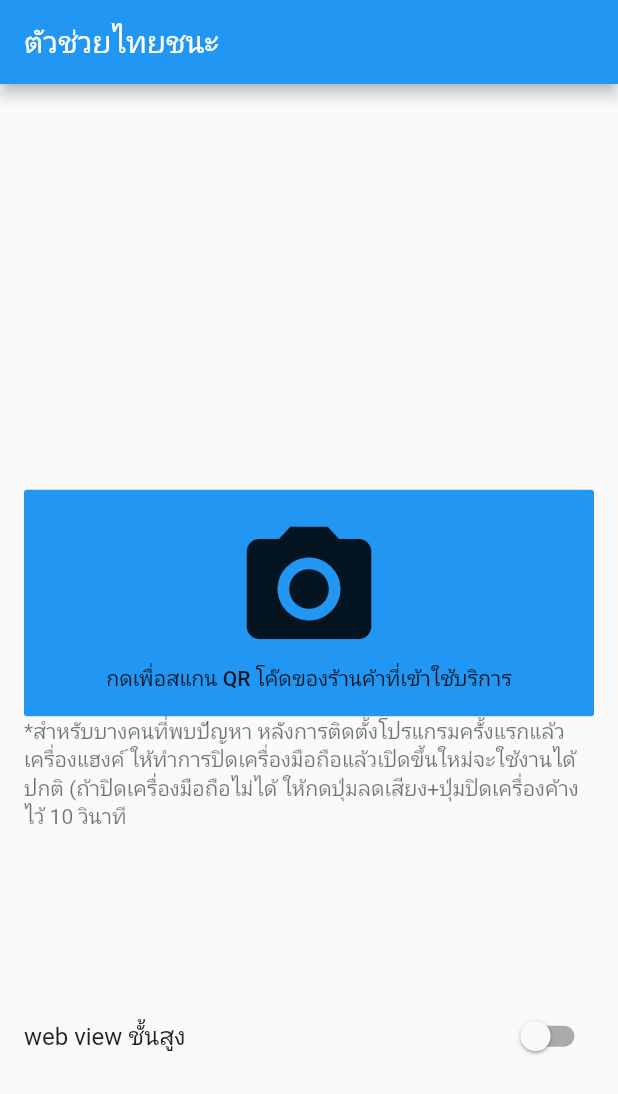
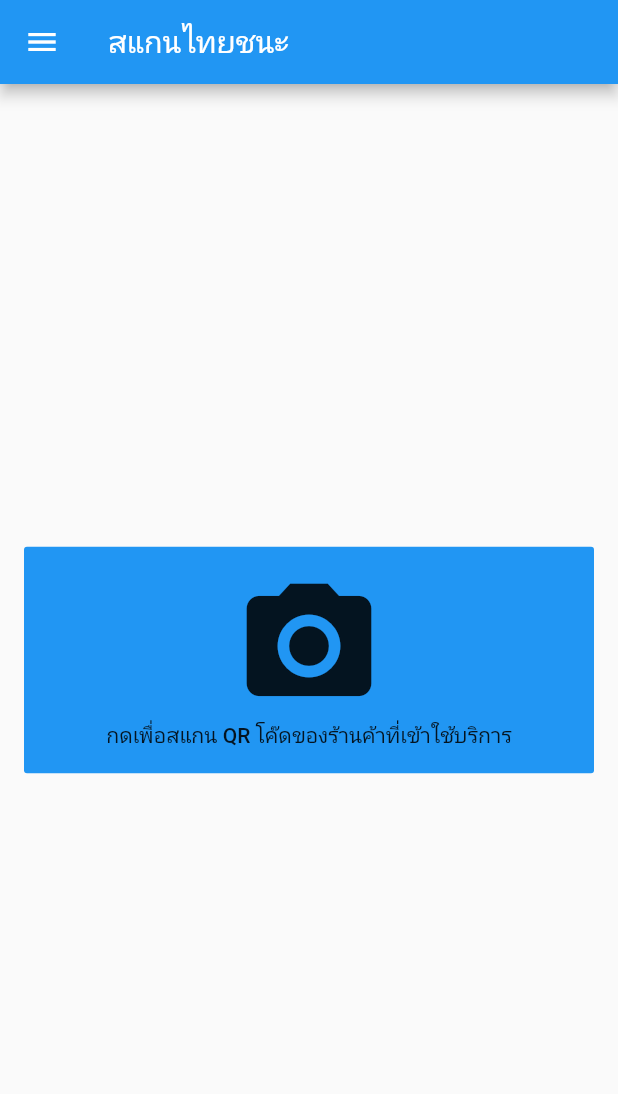
Before and after one commit to chartchuo/thaichana_helper, a Flutter app: the screen it shows after launch, on a phone screen of 412 x 824 dp. Shown: the top 1094 px of the screen. Run offline on Flutter 3.47's test engine with Material 2 defaults, Android fonts, the phone set to English and light mode, and no system bars; our stand-ins replace permission_handler, shared_preferences, webview_flutter; missing offline and left inert: flutter_qr_reader, flutter_webview_plugin.

```diff
--- a/lib/main.dart
+++ b/lib/main.dart
@@ -59,30 +59,41 @@ class _HomePageState extends State<HomePage> {
   Widget build(BuildContext context) {
     return Scaffold(
       appBar: AppBar(
-        title: const Text('ตัวช่วยไทยชนะ'),
+        title: const Text('สแกนไทยชนะ'),
+      ),
+      drawer: Drawer(
+        child: ListView(
+          padding: EdgeInsets.zero,
+          children: [
+            DrawerHeader(
+              child: Center(
+                child: Image(image: AssetImage('assets/icon/icon.png')),
+              ),
+              decoration: BoxDecoration(
+                color: Colors.blue,
+              ),
+            ),
+            SwitchListTile(
+              title: Text('การใช้งานขั้นสูง'),
+              value: webviewAdv,
+              onChanged: (value) {
+                _setAdvWebview(value);
+                _savePreference();
+              },
+            ),
+            ListTile(
+              title: Text('เกียวกับสแกนไทยชนะ'),
+              onTap: () {
+                showDialog(context: context, builder: aboutBuilder);
+              },
+            ),
+          ],
+        ),
       ),
       body: Center(
         child: Column(
           mainAxisAlignment: MainAxisAlignment.spaceEvenly,
           children: <Widget>[
-            ListTile(
-              title: Column(
-                children: <Widget>[
-                  // Text("ขั้นตอน"),
-                  // FlatButton(
-                  //   padding: EdgeInsets.all(16),
-                  //   onPressed: () async {
-                  //     await Navigator.pushNamed(context, webviewRoute,
-                  //         arguments: ScanedUrl(
-                  //             'https://qr.thaichana.com/?appId=0001&shopId=S0000000003'));
-                  //   },
-                  //   child: Text(
-                  //       "1.กดเพื่อลงทะเบียน(ครั้งแรก) และ ลองเช็คอิน/เช๊คเอาท์"),
-                  //   color: Colors.grey,
-                  // ),
-                ],
-              ),
-            ),
             ListTile(
               title: FlatButton(
                 padding: EdgeInsets.all(16),
@@ -113,16 +124,6 @@ class _HomePageState extends State<HomePage> {
                 ),
                 color: Colors.blue,
               ),
-              subtitle: Text(
-                  '*สำหรับบางคนที่พบปัญหา หลังการติดตั้งโปรแกรมครั้งแรกแล้วเครื่องแฮงค์ ให้ทำการปิดเครื่องมือถือแล้วเปิดขึ้นใหม่จะใช้งานได้ปกติ (ถ้าปิดเครื่องมือถือไม่ได้ ให้กดปุ่มลดเสียง+ปุ่มปิดเครื่องค้างไว้ 10 วินาที'),
-            ),
-            SwitchListTile(
-              title: Text('web view ชั้นสูง'),
-              value: webviewAdv,
-              onChanged: (value) {
-                _setAdvWebview(value);
-                _savePreference();
-              },
             ),
           ],
         ),
@@ -161,3 +162,38 @@ class _HomePageState extends State<HomePage> {
     }
   }
 }
+
+Widget aboutBuilder(BuildContext context) {
+  return AlertDialog(
+    title: Text('เกี่ยวกับ สแกนไทยชนะ'),
+    content: SingleChildScrollView(
+      child: ListBody(
+        children: [
+          ListTile(
+            title: Text(
+                'ตัวช่วยสแกน สำหรับ check in และ check out ไทยชนะ QR code'),
+          ),
+          ListTile(
+            subtitle: Text('- รวดเร็ว ลดขั้นตอนการ check in / check out'),
+          ),
+          ListTile(
+            subtitle: Text(
+                '- เพิ่มความเป็นส่วนตัว เพราะมี browser ในตัว แยกจาก browser ที่เราใช้งานประจำ ไม่ต้องห่วงว่าข้อมูล cookie ส่วนตัวจะรั่วไหล'),
+          ),
+          ListTile(
+            subtitle: Text(
+                '- ปลอดภัยเพราะ เป็น opensource สามารถตรวจสอบ ได้ถึง source code ของตัวโปรแกรมได้ที่ https://github.com/chartchuo/thaichana_helper'),
+          ),
+        ],
+      ),
+    ),
+    actions: [
+      FlatButton(
+        child: Text('Ok'),
+        onPressed: () {
+          Navigator.of(context).pop();
+        },
+      )
+    ],
+  );
+}
--- a/lib/scanview.dart
+++ b/lib/scanview.dart
@@ -1,7 +1,6 @@
 import 'package:flutter/material.dart';
 import 'package:flutter/cupertino.dart';
 import 'qr_reader.dart';
-import 'webview.dart';
 
 class ScanView extends StatefulWidget {
   ScanView({Key key}) : super(key: key);
--- a/pubspec.yaml
+++ b/pubspec.yaml
@@ -3,7 +3,7 @@ description: Thai chana helper application.
 
 publish_to: 'none'
 
-version: 1.0.9+9
+version: 1.0.10+10
 
 environment:
   sdk: ">=2.7.0 <3.0.0"
@@ -28,10 +28,12 @@ dev_dependencies:
   flutter_launcher_icons: "^0.7.3"
 
 flutter_icons:
-  android: "ตัวช่วยไทยชนะ"
+  android: "สแกนไทยชนะ"
   ios: true
   image_path: "assets/icon/icon.png"
 
 flutter:
+  assets:
+    - assets/icon/icon.png
 
   uses-material-design: true
```
Also changed, not shown: 2 other files.
